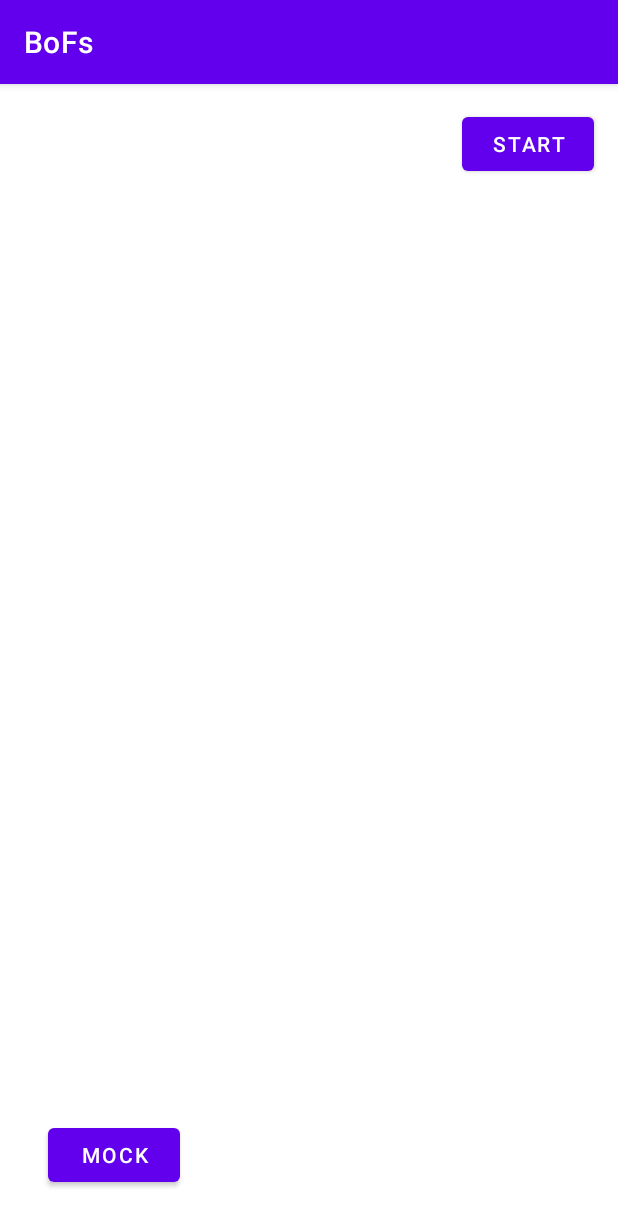
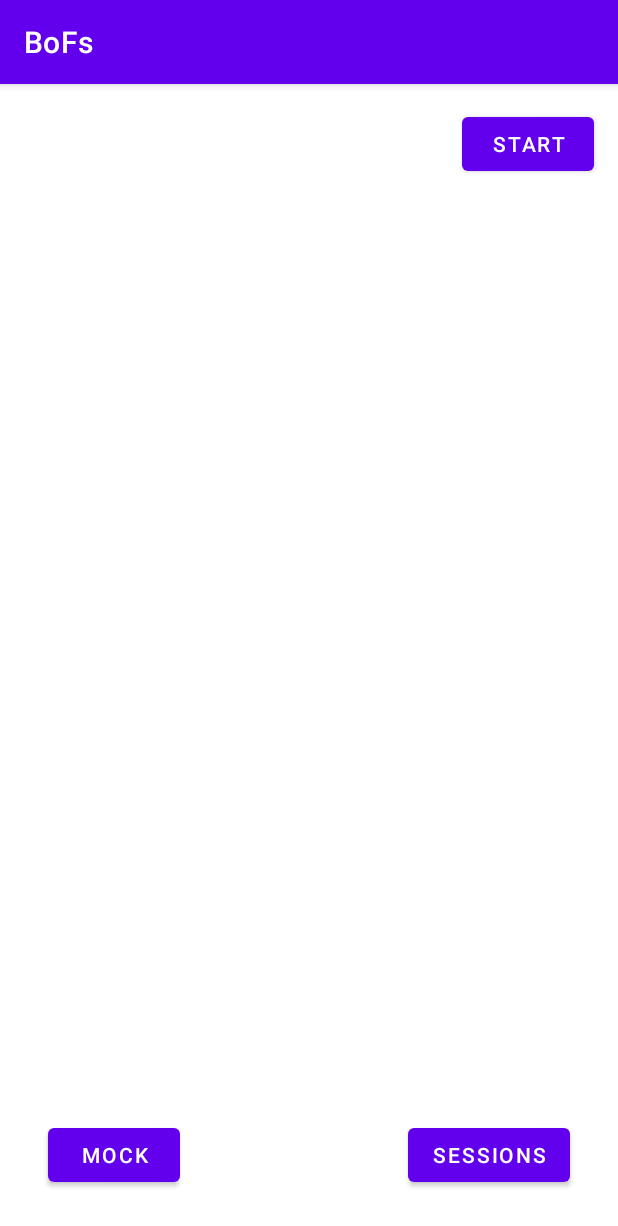
Before and after one commit to CSE-110-Winter-2022/birds-of-a-feather-team-3, an Android app: the ViewPersonsList screen opened directly, with no data from a screen before it, on a phone screen of 412 x 824 dp. Shown: the top 1226 px of the screen. Run offline under Robolectric (Android 15) with nearby library versions, the phone set to English and light mode, and no system bars; our stand-ins replace Room's generated code; libraries missing offline, so code that uses them is left out: com.google.android.gms; 3 statements that could not run were skipped.

Commit message:
added save session feature, beginnings of sessions recycler view

```diff
--- a/app/src/main/AndroidManifest.xml
+++ b/app/src/main/AndroidManifest.xml
@@ -28,6 +28,8 @@
         <activity
             android:name=".ViewPersonsList"
             android:exported="false" />
+        <activity android:name=".ViewSessionsList"
+            android:exported="false" />
         <activity
             android:name=".InputClasses"
             android:exported="false" />
--- /dev/null
+++ b/app/src/main/java/com/example/BirdsOfFeather/SessionsViewAdapter.java
@@ -0,0 +1,4 @@
+package com.example.BirdsOfFeather;
+
+public class SessionsViewAdapter {
+}
--- a/app/src/main/java/com/example/BirdsOfFeather/database/AppDatabase.java
+++ b/app/src/main/java/com/example/BirdsOfFeather/database/AppDatabase.java
@@ -7,13 +7,14 @@ import androidx.room.Database;
 import androidx.room.Room;
 import androidx.room.RoomDatabase;
 
-@Database(entities= {ClassEntity.class}, version = 1, exportSchema = false)
+@Database(entities= {ClassEntity.class, SessionEntity.class}, version = 2, exportSchema = false)
+//@Database(entities = {ClassEntity.class}, version = 1, exportSchema = false)
 public abstract class AppDatabase extends RoomDatabase {
     private static AppDatabase singletonInstance;
 
     public static AppDatabase singleton(Context context) {
         if (singletonInstance == null) {
-            singletonInstance = Room.databaseBuilder(context, AppDatabase.class, "classes.db")
+            singletonInstance = Room.databaseBuilder(context, AppDatabase.class, "BoF.db")
                     //.createFromAsset("starter-classes.db")
                     .allowMainThreadQueries()
                     .build();
@@ -22,4 +23,6 @@ public abstract class AppDatabase extends RoomDatabase {
     }
 
     public abstract ClassesDao classesDao();
+    public abstract SessionDao sessionDao();
+    //public abstract SessionWithProfilesDao sessionWithProfilesDao();
 }
--- /dev/null
+++ b/app/src/main/java/com/example/BirdsOfFeather/database/SessionDao.java
@@ -0,0 +1,36 @@
+package com.example.BirdsOfFeather.database;
+
+import androidx.room.Dao;
+import androidx.room.Insert;
+import androidx.room.Query;
+import androidx.room.RoomWarnings;
+import androidx.room.Transaction;
+
+import com.example.BirdsOfFeather.Course;
+import com.example.BirdsOfFeather.Session;
+
+import java.util.List;
+
+@Dao
+public interface SessionDao {
+
+//    @Transaction
+//    @Insert
+//    void insertSessionEntity(SessionEntity sessionEntity);
+//
+//    @Insert
+//    void insertProfileEntities(List<ProfileEntity> profileEntities);
+
+    @Transaction
+    @Query("SELECT * FROM sessions")
+    @SuppressWarnings(RoomWarnings.CURSOR_MISMATCH)
+    List<Session> getAll();
+
+    @Query("SELECT * FROM sessions WHERE id=:id")
+    @SuppressWarnings(RoomWarnings.CURSOR_MISMATCH)
+    Session getSession(int id);
+
+    @Insert
+    void insert(SessionEntity session);
+
+}
--- /dev/null
+++ b/app/src/main/java/com/example/BirdsOfFeather/database/SessionWithProfilesDao.java
@@ -0,0 +1,30 @@
+package com.example.BirdsOfFeather.database;
+
+import androidx.room.Dao;
+import androidx.room.Delete;
+import androidx.room.Insert;
+import androidx.room.Query;
+import androidx.room.Transaction;
+import androidx.room.Update;
+
+import java.util.List;
+
+@Dao
+public interface SessionWithProfilesDao {
+    @Transaction
+    @Query("SELECT * FROM sessions")
+    List<SessionWithProfiles> getAll();
+
+    @Query("SELECT * FROM sessions WHERE sessionId=:sessionId")
+    SessionWithProfiles get(int sessionId);
+
+//    @Insert
+//    void insertSession(SessionEntity sessionEntity);
+
+//    @Update
+//    void updateSession(SessionEntity sessionEntity);
+
+//    @Delete
+//    void deleteSession(SessionEntity sessionEntity);
+
+}
--- a/app/src/main/res/layout/activity_view_persons_list.xml
+++ b/app/src/main/res/layout/activity_view_persons_list.xml
@@ -38,4 +38,16 @@
         app:layout_constraintBottom_toBottomOf="parent"
         app:layout_constraintStart_toStartOf="parent"
         app:layout_constraintTop_toBottomOf="@+id/persons_view" />
+
+    <Button
+        android:id="@+id/go_to_sessions_button"
+        android:layout_width="wrap_content"
+        android:layout_height="wrap_content"
+        android:layout_marginEnd="32dp"
+        android:layout_marginBottom="16dp"
+        android:onClick="onSessionClicked"
+        android:text="Sessions"
+        app:layout_constraintBottom_toBottomOf="parent"
+        app:layout_constraintEnd_toEndOf="parent"
+        app:layout_constraintTop_toBottomOf="@+id/persons_view" />
 </androidx.constraintlayout.widget.ConstraintLayout>
```
Also changed, not shown: app/src/main/java/com/example/BirdsOfFeather/Session.java (+31 -19 lines), app/src/main/java/com/example/BirdsOfFeather/ViewPersonsList.java (+22 -3 lines), app/src/main/java/com/example/BirdsOfFeather/ViewSessionsList.java (added, +46 -0 lines), app/src/main/java/com/example/BirdsOfFeather/database/ProfileEntity.java (added, +78 -0 lines), app/src/main/java/com/example/BirdsOfFeather/database/SessionEntity.java (added, +53 -0 lines), app/src/main/java/com/example/BirdsOfFeather/database/SessionWithProfiles.java (added, +23 -0 lines), app/src/main/res/layout/activity_view_sessions_list.xml (added, +17 -0 lines), app/src/main/res/layout/session_row.xml (added, +23 -0 lines).
